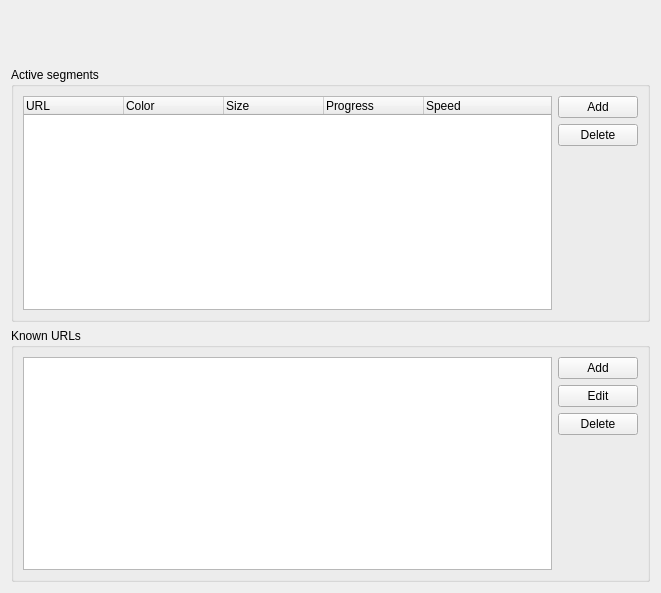
This is src/engines/HttpDetails.ui in LubosD/fatrat as Qt 5 draws it before an edit. The edited form follows.
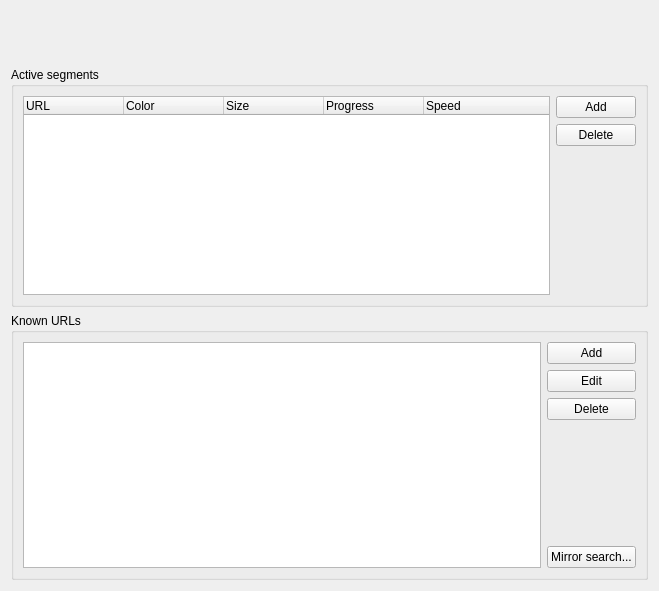
This is the edited form. Custom widgets are drawn as their Qt base class.

Commit message: Added a mirror search feature with an initial mirror list

The edit to the form file:
```diff
--- a/src/engines/HttpDetails.ui
+++ b/src/engines/HttpDetails.ui
@@ -6,8 +6,8 @@
    <rect>
     <x>0</x>
     <y>0</y>
-    <width>661</width>
-    <height>593</height>
+    <width>659</width>
+    <height>591</height>
    </rect>
   </property>
   <layout class="QGridLayout" name="gridLayout_3">
@@ -107,7 +107,7 @@
       <string>Known URLs</string>
      </property>
      <layout class="QGridLayout" name="gridLayout_2">
-      <item row="0" column="0" rowspan="4">
+      <item row="0" column="0" rowspan="5">
        <widget class="QListWidget" name="listUrls"/>
       </item>
       <item row="0" column="1">
@@ -144,6 +144,13 @@
         </property>
        </spacer>
       </item>
+      <item row="4" column="1">
+       <widget class="QPushButton" name="pushMirrors">
+        <property name="text">
+         <string>Mirror search...</string>
+        </property>
+       </widget>
+      </item>
      </layout>
     </widget>
    </item>
```
The commit also changes 11 other files.
